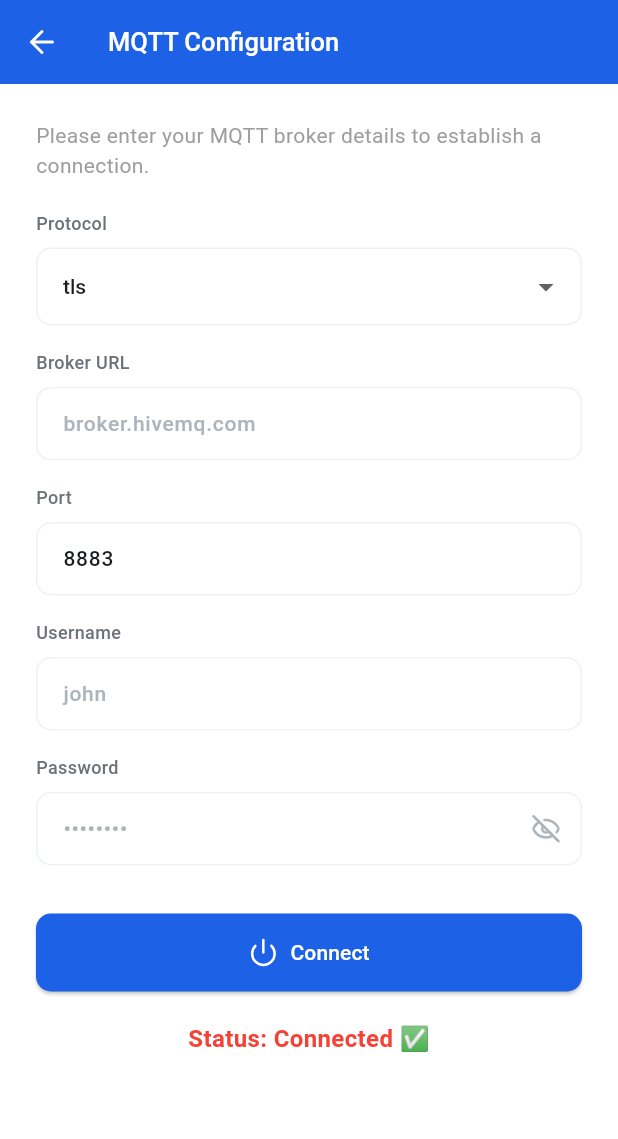
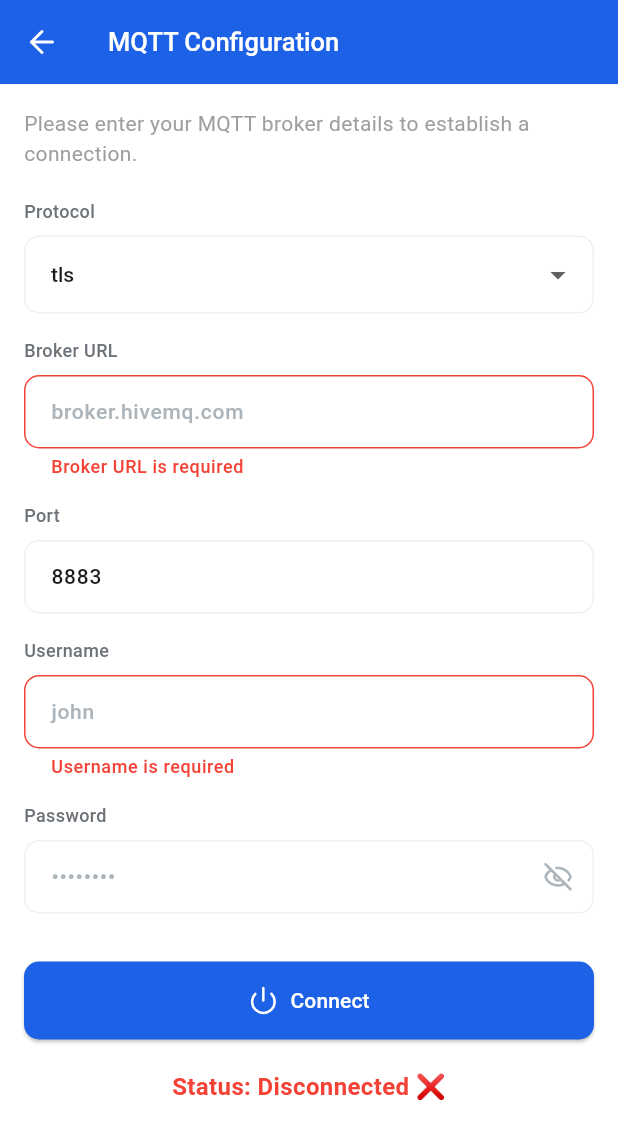
Before and after one commit to aliyansajid/rotorsync-admin, a Flutter app: the MqttScreen screen opened directly, after a tap on "Connect", on a phone screen of 412 x 824 dp. Shown: the top 1139 px of the screen. Run offline on Flutter 3.47's test engine with Material 3 defaults, Android fonts, the phone set to English and light mode, and no system bars; our stand-ins replace cloud_firestore, firebase_auth, firebase_core, flutter_dotenv, lucide_icons; missing offline and left inert: mqtt_client; accounts and stored records are empty; network calls fail.

```diff
--- a/client/lib/controllers/mqtt_controller.dart
+++ b/client/lib/controllers/mqtt_controller.dart
@@ -10,6 +10,7 @@ class MqttController extends ChangeNotifier {
   final TextEditingController basePathController = TextEditingController();
   final TextEditingController topicController = TextEditingController();
   final TextEditingController messageController = TextEditingController();
+  final GlobalKey<FormState> formKey = GlobalKey<FormState>(); // Add formKey
 
   bool _isLoading = false;
   bool _fieldsDisabled = false;
@@ -107,11 +108,15 @@ class MqttController extends ChangeNotifier {
     try {
       _mqttService.setupClient(broker, port, _connectionType, basePath);
       await _mqttService.connect(username, password);
-      await _mqttService.saveCredentials(
-          broker, port, username, password, _connectionType, basePath);
-      connectionStatus = "Connected ✅";
+      if (_mqttService.isConnected) {
+        await _mqttService.saveCredentials(
+            broker, port, username, password, _connectionType, basePath);
+        connectionStatus = "Connected ✅";
+      } else {
+        connectionStatus = "Connection Failed ❌";
+      }
     } catch (e) {
-      connectionStatus = "Connection Failed ❌";
+      connectionStatus = "Connection Error ❌: $e";
     } finally {
       _isLoading = false;
       _fieldsDisabled = _mqttService.isConnected;
--- a/client/lib/screens/mqtt_screen.dart
+++ b/client/lib/screens/mqtt_screen.dart
@@ -1,11 +1,13 @@
 import 'package:flutter/material.dart';
 import 'package:lucide_icons/lucide_icons.dart';
 import 'package:provider/provider.dart';
+import 'package:rotorsync_admin/constants/colors.dart';
 import '../controllers/mqtt_controller.dart';
 import '../services/mqtt_service.dart';
 import '../widgets/label.dart';
 import '../widgets/input_field.dart';
 import '../widgets/custom_button.dart';
+import '../utils/validators.dart';
 
 class MqttScreen extends StatelessWidget {
   const MqttScreen({super.key});
@@ -15,20 +17,24 @@ class MqttScreen extends StatelessWidget {
     return ChangeNotifierProvider(
       create: (_) => MqttController(mqttService: MQTTService()),
       child: Scaffold(
-        backgroundColor: Colors.white,
-        appBar: _buildAppBar(context), // Pass context here
-        body: const _MqttFormContent(),
+        backgroundColor: AppColors.white,
+        appBar: _buildAppBar(context),
+        body: GestureDetector(
+          onTap: () =>
+              FocusScope.of(context).unfocus(), // Hide keyboard on tap outside
+          child: const _MqttFormContent(),
+        ),
       ),
     );
   }
 
   AppBar _buildAppBar(BuildContext context) {
     return AppBar(
-      backgroundColor: const Color(0xFF1D61E7),
-      foregroundColor: Colors.white,
+      backgroundColor: AppColors.primary,
+      foregroundColor: AppColors.white,
       leading: IconButton(
         icon: const Icon(LucideIcons.arrowLeft),
-        onPressed: () => Navigator.pop(context), // Use context here
+        onPressed: () => Navigator.pop(context),
       ),
       title: const Text(
         "MQTT Configuration",
@@ -46,8 +52,10 @@ class _MqttFormContent extends StatelessWidget {
     final controller = context.watch<MqttController>();
     return SingleChildScrollView(
       child: Padding(
-        padding: const EdgeInsets.all(24.0),
+        padding: const EdgeInsets.all(16.0),
         child: Form(
+          key: controller.formKey,
+          autovalidateMode: AutovalidateMode.onUserInteraction,
           child: Column(
             crossAxisAlignment: CrossAxisAlignment.start,
             children: [
@@ -80,7 +88,7 @@ class _MqttFormContent extends StatelessWidget {
   Widget _buildDescription() {
     return const Text(
       "Please enter your MQTT broker details to establish a connection.",
-      style: TextStyle(fontSize: 14, color: Colors.grey),
+      style: TextStyle(fontSize: 14, color: AppColors.text),
     );
   }
 
@@ -116,6 +124,11 @@ class _MqttFormContent extends StatelessWidget {
           controller: controller.brokerController,
           hintText: "broker.hivemq.com",
           enabled: !controller.fieldsDisabled,
+          validator: Validators.validateBrokerUrl,
+          onChanged: (_) {
+            // Trigger validation on change
+            controller.formKey.currentState?.validate();
+          },
         ),
       ],
     );
@@ -132,6 +145,11 @@ class _MqttFormContent extends StatelessWidget {
           hintText: "1883",
           keyboardType: TextInputType.number,
           enabled: !controller.fieldsDisabled,
+          validator: Validators.validatePort,
+          onChanged: (_) {
+            // Trigger validation on change
+            controller.formKey.currentState?.validate();
+          },
         ),
       ],
     );
@@ -145,16 +163,12 @@ class _MqttFormContent extends StatelessWidget {
         const SizedBox(height: 8),
         InputField(
           controller: controller.basePathController,
-          hintText: "Enter base path (e.g., mqtt)",
+          hintText: "mqtt",
           enabled: !controller.fieldsDisabled,
-          onChanged: (value) {
-            if (value != null && value.isNotEmpty && !value.startsWith('/')) {
-              controller.basePathController.text = '/$value';
-              controller.basePathController.selection =
-                  TextSelection.fromPosition(
-                TextPosition(offset: controller.basePathController.text.length),
-              );
-            }
+          validator: Validators.validateBasePath,
+          onChanged: (_) {
+            // Trigger validation on change
+            controller.formKey.currentState?.validate();
           },
         ),
       ],
@@ -171,6 +185,11 @@ class _MqttFormContent extends StatelessWidget {
           controller: controller.usernameController,
           hintText: "john",
           enabled: !controller.fieldsDisabled,
+          validator: Validators.validateUsername,
+          onChanged: (_) {
+            // Trigger validation on change
+            controller.formKey.currentState?.validate();
+          },
         ),
       ],
     );
@@ -187,6 +206,11 @@ class _MqttFormContent extends StatelessWidget {
           hintText: "••••••••",
           isPassword: true,
           enabled: !controller.fieldsDisabled,
+          validator: Validators.validatePassword,
+          onChanged: (_) {
+            // Trigger validation on change
+            controller.formKey.currentState?.validate();
+          },
         ),
       ],
     );
@@ -199,10 +223,16 @@ class _MqttFormContent extends StatelessWidget {
       isLoading: controller.isLoading,
       isDestructive: controller.isConnected,
       onPressed: controller.isLoading
-          ? null // Disable button when loading
-          : controller.isConnected
-              ? controller.disconnectMQTT
-              : controller.connectMQTT,
+          ? null
+          : () async {
+              if (!controller.isConnected) {
+                if (controller.formKey.currentState!.validate()) {
+                  await controller.connectMQTT();
+                }
+              } else {
+                controller.disconnectMQTT();
+              }
+            },
     );
   }
 
@@ -213,7 +243,7 @@ class _MqttFormContent extends StatelessWidget {
         style: TextStyle(
           fontSize: 16,
           fontWeight: FontWeight.bold,
-          color: controller.isConnected ? Colors.green : Colors.red,
+          color: controller.isConnected ? AppColors.green : AppColors.red,
         ),
       ),
     );
--- a/client/lib/screens/user_form_screen.dart
+++ b/client/lib/screens/user_form_screen.dart
@@ -49,7 +49,7 @@ class UserFormScreenState extends State<UserFormScreen> {
               backgroundColor: AppColors.white,
               body: SingleChildScrollView(
                 child: Padding(
-                  padding: const EdgeInsets.all(24.0),
+                  padding: const EdgeInsets.all(16.0),
                   child: Form(
                     key: controller.formKey,
                     child: Column(
--- a/client/lib/services/mqtt_service.dart
+++ b/client/lib/services/mqtt_service.dart
@@ -91,12 +91,14 @@ class MQTTService {
   }
 
   void setupClient(String broker, int port, String connectionType,
-      [String basePath = "/mqtt"]) {
+      [String basePath = "mqtt"]) {
     var uuid = const Uuid();
     String clientId = uuid.v4();
 
     if (connectionType == 'websocket') {
-      String websocketUrl = "wss://$broker:$port$basePath";
+      String formattedBasePath =
+          basePath.startsWith('/') ? basePath : '/$basePath';
+      String websocketUrl = "wss://$broker:$port$formattedBasePath";
       _client = MqttServerClient.withPort(websocketUrl, clientId, port);
       _client.useWebSocket = true;
       _client.websocketProtocols = ['mqtt'];
--- a/client/lib/utils/validators.dart
+++ b/client/lib/utils/validators.dart
@@ -43,4 +43,44 @@ class Validators {
     }
     return null;
   }
+
+  // Broker URL validation
+  static String? validateBrokerUrl(String? value) {
+    if (value == null || value.isEmpty) {
+      return 'Broker URL is required';
+    }
+
+    return null;
+  }
+
+  // Port validation
+  static String? validatePort(String? value) {
+    if (value == null || value.isEmpty) {
+      return 'Port is required';
+    }
+    final port = int.tryParse(value);
+    if (port == null || port < 4 || port > 65535) {
+      return 'Invalid port number';
+    }
+    return null;
+  }
+
+  // Base Path validation
+  static String? validateBasePath(String? value) {
+    if (value == null || value.isEmpty) {
+      return 'Base path is required';
+    }
+    if (value.contains(' ')) {
+      return 'Base path cannot contain spaces';
+    }
+    return null;
+  }
+
+  // Username validation
+  static String? validateUsername(String? value) {
+    if (value == null || value.isEmpty) {
+      return 'Username is required';
+    }
+    return null;
+  }
 }
```
Also changed, not shown: client/lib/controllers/user_form_controller.dart (+33 -28 lines), 2 other files.
